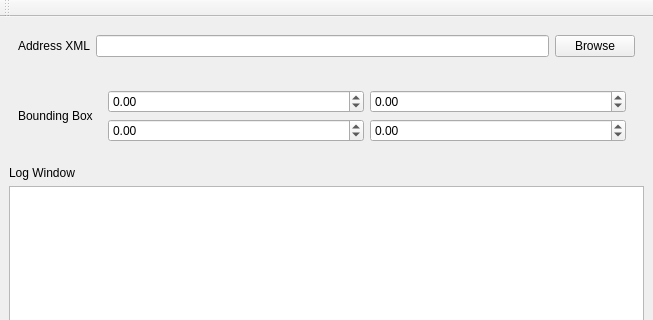
First picture: the form in MainForm.ui, repository saiarcot895/osm-fulton-address, before the edit; both pictures show x 0 to 653 and y 0 to 320 of the 653 by 579 pixel window.
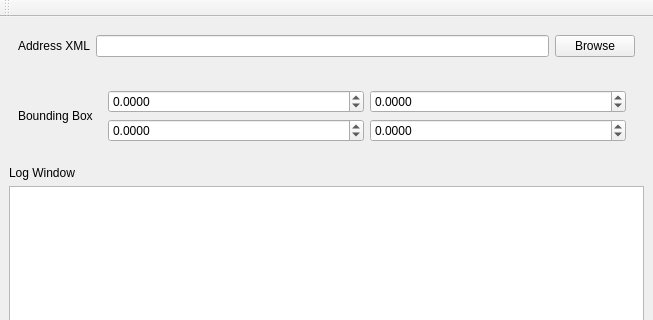
Second picture: the form after the edit.

```diff
--- a/MainForm.ui
+++ b/MainForm.ui
@@ -76,6 +76,9 @@
          <layout class="QGridLayout" name="gridLayout_2">
           <item row="0" column="0">
            <widget class="QDoubleSpinBox" name="doubleSpinBox">
+            <property name="decimals">
+             <number>4</number>
+            </property>
             <property name="minimum">
              <double>-90.000000000000000</double>
             </property>
@@ -89,6 +92,9 @@
           </item>
           <item row="0" column="1">
            <widget class="QDoubleSpinBox" name="doubleSpinBox_2">
+            <property name="decimals">
+             <number>4</number>
+            </property>
             <property name="minimum">
              <double>-180.000000000000000</double>
             </property>
@@ -102,6 +108,9 @@
           </item>
           <item row="1" column="0">
            <widget class="QDoubleSpinBox" name="doubleSpinBox_3">
+            <property name="decimals">
+             <number>4</number>
+            </property>
             <property name="minimum">
              <double>-90.000000000000000</double>
             </property>
@@ -115,6 +124,9 @@
           </item>
           <item row="1" column="1">
            <widget class="QDoubleSpinBox" name="doubleSpinBox_4">
+            <property name="decimals">
+             <number>4</number>
+            </property>
             <property name="minimum">
              <double>-180.000000000000000</double>
             </property>
```
